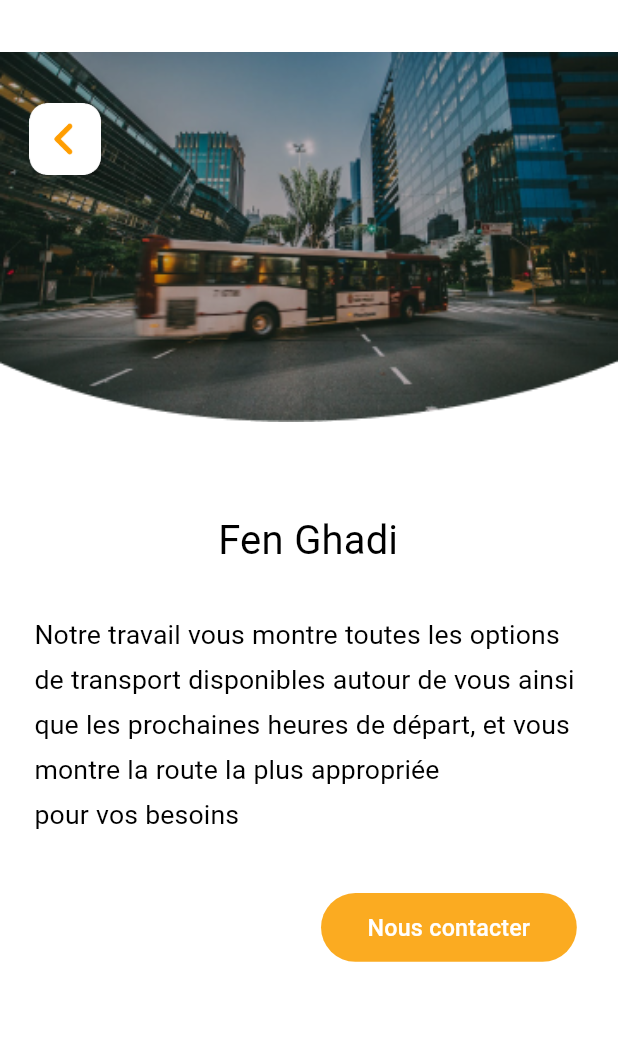
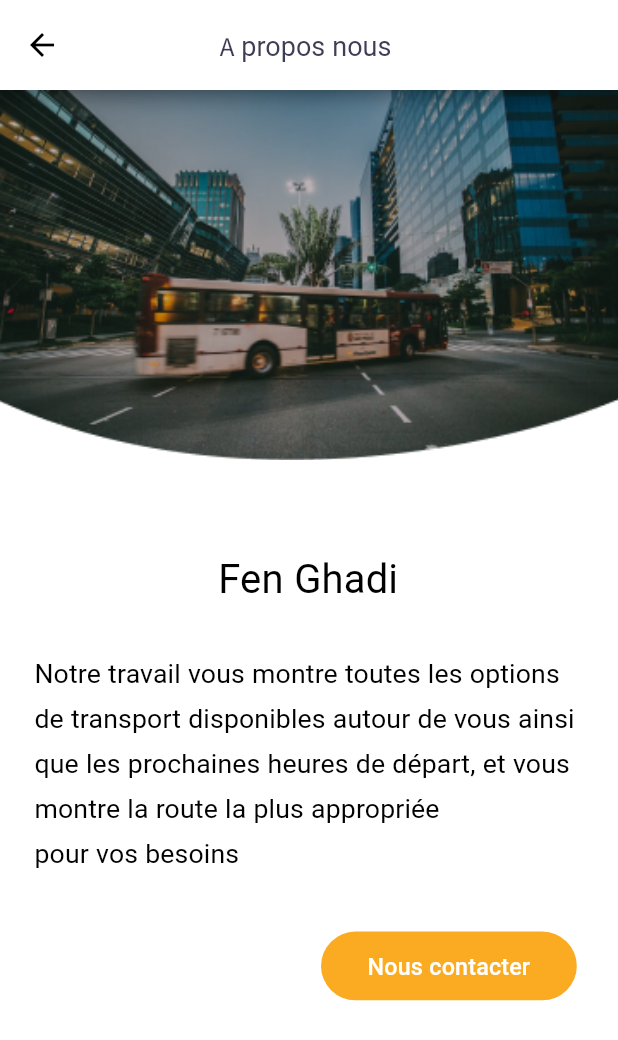
Before and after one commit to Zouh2/FINGHADIV2, a Flutter app: the About screen opened directly, on a phone screen of 412 x 824 dp. Shown: the top 1040 px of the screen. Run offline on Flutter 3.47's test engine with Material 2 defaults, Android fonts, the phone set to English and light mode, and no system bars; our stand-ins replace cloud_firestore, firebase_auth, firebase_core, flutter_map, fluttertoast, geocoding and 7 more; accounts and stored records are empty; Roboto replaces fonts that are missing (Ubuntu).

Commit message:
INITIL COMMIT

```diff
--- a/lib/MyApp.dart
+++ b/lib/MyApp.dart
@@ -39,7 +39,7 @@ class _MyAppMainState extends State<MyAppMain> {
           //   title: const Text("Fen Ghadi"),
           // ),
           body: pageIndex == 0
-              ? const ProfilePage()
+              ? const AuthPage()
               : pageIndex == 1
               ? HomePage(
             isBusChecked: isBusChecked,
--- a/lib/page/aboutus.dart
+++ b/lib/page/aboutus.dart
@@ -21,6 +21,22 @@ class _AboutState extends State<About> {
     double fem = MediaQuery.of(context).size.width / baseWidth;
     double ffem = fem * 0.97;
     return Scaffold(
+      appBar: AppBar(
+        backgroundColor: Colors.white,
+        iconTheme: const IconThemeData(color:Colors.black),
+        centerTitle: true,
+        title: Text(
+          'A propos nous ',
+          style: SafeGoogleFont(
+            'Ubuntu',
+            fontSize: 18,
+            fontWeight: FontWeight.w400,
+            height: 1.7,
+            color: const Color(0xFF3F3D56),
+          ),
+        ),
+        toolbarHeight: 60,
+      ),
       body: Container(
         width: double.infinity,
         child: Container(
@@ -34,7 +50,7 @@ class _AboutState extends State<About> {
             children: [
               Container(
                 // autogrouptxhtSEq (GQKDvtz93h5PuczGC2txhT)
-                margin: EdgeInsets.fromLTRB(0*fem, 30*fem, 0*fem, 62.38*fem),
+                margin: EdgeInsets.fromLTRB(0*fem, 0*fem, 0*fem, 62.38*fem),
                 padding: EdgeInsets.fromLTRB(17*fem, 30*fem, 17*fem, 13*fem),
                 width: 362*fem,
                 height: 215.62*fem,
@@ -43,30 +59,6 @@ class _AboutState extends State<About> {
                     fit: BoxFit.cover,
                     image: AssetImage (
                       'lib/images/Vector.png',
-                    ),
-                  ),
-                ),
-                child: Align(
-                  // backbutton52u (1:3812)
-                  alignment: Alignment.topLeft,
-                  child: SizedBox(
-                    width: 42*fem,
-                    height: 42*fem,
-                    child: TextButton(
-                      onPressed: () {
-                        Navigator.push(
-                          context,
-                          MaterialPageRoute(builder: (context) => const MyAppMain()),
-                        );
-                      },
-                      style: TextButton.styleFrom (
-                        padding: EdgeInsets.zero,
-                      ),
-                      child: Image.asset(
-                        'assets/images/page-1/images/back-button-SvZ.png',
-                        width: 42*fem,
-                        height: 42*fem,
-                      ),
                     ),
                   ),
                 ),
--- a/lib/page/aut_page.dart
+++ b/lib/page/aut_page.dart
@@ -55,11 +55,11 @@ class AuthPage extends StatelessWidget {
         stream: FirebaseAuth.instance.authStateChanges(),
         builder: (context, snapshot) {
           if (snapshot.hasData) {
-              return const ProfilePage();
+            return const ProfilePage();
                     }
           else {
 
-                      return const loginorregister();
+            return const loginorregister();
           }
 
 
--- a/lib/screens/login_screen.dart
+++ b/lib/screens/login_screen.dart
@@ -44,9 +44,9 @@ class _CompteState extends State<Compte> {
         email: emailController.text,
         password: passwordController.text,
       );
-      Navigator.pop((context));
+      Navigator.pop(context);
     }on FirebaseAuthException catch (e) {
-      Navigator.pop((context));
+      Navigator.pop(context);
       if (e.code == 'user-not-found') {
         print('aucun email coonecter ');
         wrongEmailMessage();
--- a/lib/screens/signup_screen.dart
+++ b/lib/screens/signup_screen.dart
@@ -36,14 +36,14 @@ class _SignUpScreenState extends State<SignUpScreen> {
           email: emailController.text,
           password: passwordController.text,
         );
-        Navigator.pop((context));
+        Navigator.pop(context);
       }
       else{
-        Navigator.pop((context));
+        Navigator.pop(context);
         ErrorMessage();
       }
     }on FirebaseAuthException catch (e) {
-      Navigator.pop((context));
+      Navigator.pop(context);
       if (e.code == 'user-found') {
         print(' email deja un compte');
         wrongEmailMessage();
--- a/pubspec.yaml
+++ b/pubspec.yaml
@@ -96,7 +96,6 @@ flutter:
   # example:
   fonts:
     - family: FenGhadiIcons
-    - family: OpenSans
       fonts:
         - asset: fonts/FenGhadiIcons.ttf
         - asset: assets/fonts/OpenSans.ttf
```
Also changed, not shown: pubspec.lock, 3 other files.
